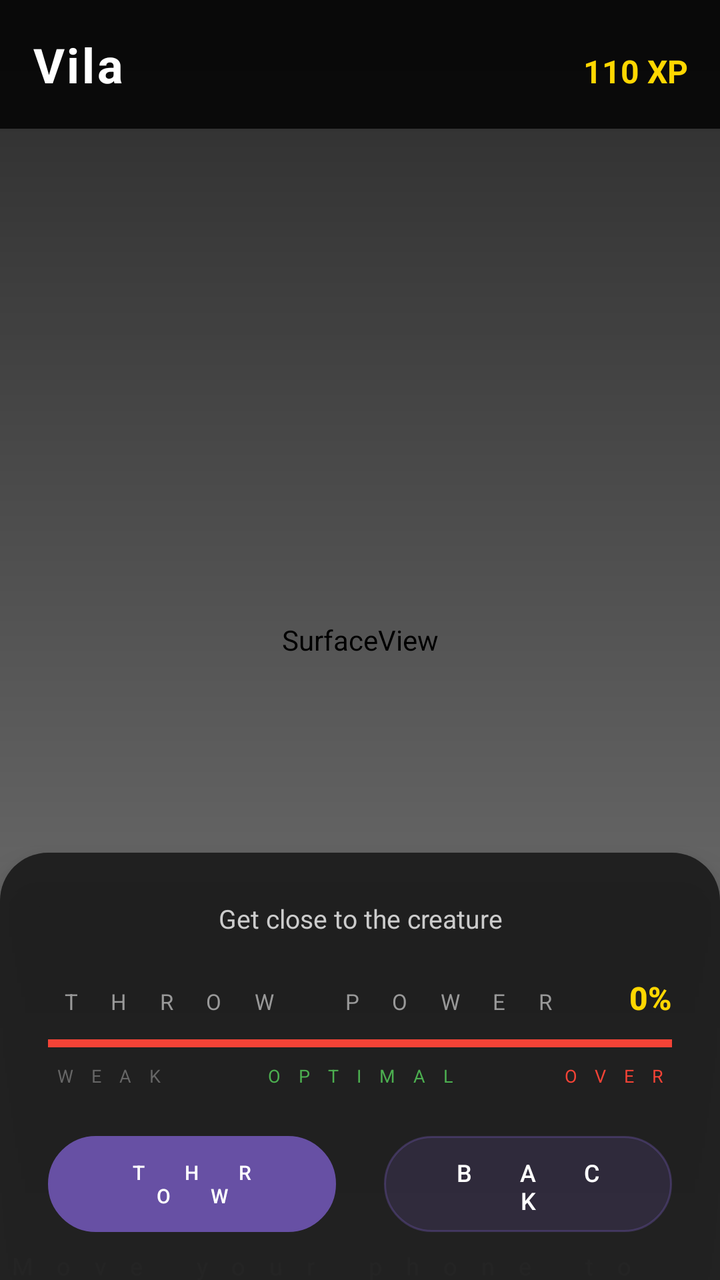
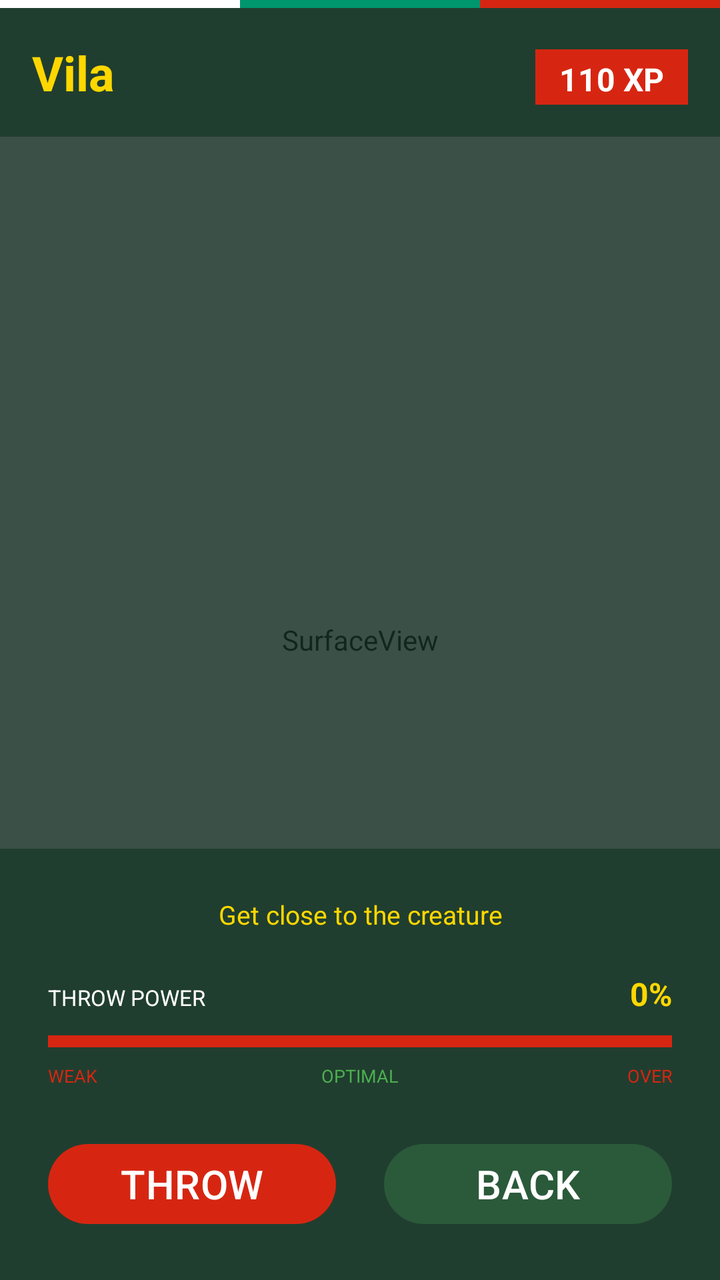

Two renders of the same Android screen: before a commit and after it. Below are the layout's source before the change and the commit's diff.
<!-- AndroidManifest.xml: application theme Theme.HuntersGame -->
<!-- res/layout/activity_ar_simple.xml -->
<?xml version="1.0" encoding="utf-8"?>
<FrameLayout xmlns:android="http://schemas.android.com/apk/res/android"
    xmlns:app="http://schemas.android.com/apk/res-auto"
    android:layout_width="match_parent"
    android:layout_height="match_parent">

    
    <SurfaceView
        android:id="@+id/surface_view"
        android:layout_width="match_parent"
        android:layout_height="match_parent" />

    
    <View
        android:layout_width="match_parent"
        android:layout_height="match_parent"
        android:background="@drawable/gradient_overlay" />

    
    <LinearLayout
        android:layout_width="match_parent"
        android:layout_height="wrap_content"
        android:layout_gravity="top"
        android:orientation="horizontal"
        android:background="#CC000000"
        android:padding="16dp"
        android:paddingTop="40dp">

        <TextView
            android:id="@+id/tv_creature_name"
            android:layout_width="0dp"
            android:layout_height="wrap_content"
            android:layout_weight="1"
            android:text="Vila"
            android:textSize="24sp"
            android:textStyle="bold"
            android:textColor="#FFFFFF"
            android:letterSpacing="0.05"/>

        <TextView
            android:id="@+id/tv_creature_points"
            android:layout_width="wrap_content"
            android:layout_height="wrap_content"
            android:text="110 XP"
            android:textSize="16sp"
            android:textColor="#FFD700"
            android:textStyle="bold"/>
    </LinearLayout>

    
    <TextView
        android:id="@+id/tv_combo"
        android:layout_width="wrap_content"
        android:layout_height="wrap_content"
        android:layout_gravity="center_horizontal"
        android:layout_marginTop="120dp"
        android:text="COMBO x3"
        android:textSize="18sp"
        android:textStyle="bold"
        android:textColor="#FF5722"
        android:visibility="gone"
        android:padding="8dp"
        android:background="#80000000"/>

    
    <FrameLayout
        android:id="@+id/sprite_container"
        android:layout_width="match_parent"
        android:layout_height="match_parent"
        android:clipChildren="false">

        
        <ImageView
            android:id="@+id/creature_sprite"
            android:layout_width="200dp"
            android:layout_height="200dp"
            android:layout_gravity="center"
            android:layout_marginTop="80dp"
            android:visibility="visible"
            android:scaleType="fitCenter"
            android:contentDescription="Creature"/>

        
        <TextView
            android:layout_width="wrap_content"
            android:layout_height="wrap_content"
            android:layout_gravity="center"
            android:layout_marginTop="320dp"
            android:text="Move your phone to aim"
            android:textSize="12sp"
            android:fontFamily="sans-serif"
            android:textColor="#88FFFFFF"
            android:letterSpacing="1"
            android:alpha="0.6"/>
    </FrameLayout>

    
    <ImageView
        android:id="@+id/net_image"
        android:layout_width="64dp"
        android:layout_height="64dp"
        android:src="@drawable/net_icon"
        android:visibility="gone"
        android:contentDescription="Net"
        android:scaleType="fitCenter"/>

    
    <LinearLayout
        android:id="@+id/bottom_panel"
        android:layout_width="match_parent"
        android:layout_height="wrap_content"
        android:layout_gravity="bottom"
        android:orientation="vertical"
        android:background="@drawable/bottom_panel_bg"
        android:padding="24dp"
        android:elevation="10dp">

        
        <TextView
            android:id="@+id/tv_ar_status"
            android:layout_width="match_parent"
            android:layout_height="wrap_content"
            android:text="Get close to the creature"
            android:textSize="13sp"
            android:fontFamily="sans-serif"
            android:textColor="#CCCCCC"
            android:gravity="center"
            android:layout_marginBottom="20dp"/>

        
        <LinearLayout
            android:layout_width="match_parent"
            android:layout_height="wrap_content"
            android:orientation="vertical"
            android:layout_marginBottom="24dp">

            
            <LinearLayout
                android:layout_width="match_parent"
                android:layout_height="wrap_content"
                android:orientation="horizontal"
                android:layout_marginBottom="10dp">

                <TextView
                    android:layout_width="0dp"
                    android:layout_height="wrap_content"
                    android:layout_weight="1"
                    android:text="THROW POWER"
                    android:textSize="11sp"
                    android:fontFamily="sans-serif"
                    android:textColor="#999999"
                    android:letterSpacing="1.5"/>

                <TextView
                    android:id="@+id/power_meter_text"
                    android:layout_width="wrap_content"
                    android:layout_height="wrap_content"
                    android:text="0%"
                    android:textSize="16sp"
                    android:fontFamily="sans-serif-medium"
                    android:textColor="#FFD700"
                    android:textStyle="bold"/>
            </LinearLayout>

            
            <FrameLayout
                android:layout_width="match_parent"
                android:layout_height="4dp"
                android:background="#333333">

                
                <View
                    android:id="@+id/power_bar"
                    android:layout_width="match_parent"
                    android:layout_height="match_parent"
                    android:background="#F44336"/>
            </FrameLayout>

            
            <LinearLayout
                android:layout_width="match_parent"
                android:layout_height="wrap_content"
                android:orientation="horizontal"
                android:layout_marginTop="8dp">

                <TextView
                    android:layout_width="0dp"
                    android:layout_height="wrap_content"
                    android:layout_weight="1"
                    android:text="WEAK"
                    android:textSize="9sp"
                    android:fontFamily="sans-serif"
                    android:textColor="#666666"
                    android:letterSpacing="1"/>

                <TextView
                    android:layout_width="0dp"
                    android:layout_height="wrap_content"
                    android:layout_weight="1"
                    android:text="OPTIMAL"
                    android:textSize="9sp"
                    android:fontFamily="sans-serif"
                    android:textColor="#4CAF50"
                    android:gravity="center"
                    android:letterSpacing="1"/>

                <TextView
                    android:layout_width="0dp"
                    android:layout_height="wrap_content"
                    android:layout_weight="1"
                    android:text="OVER"
                    android:textSize="9sp"
                    android:fontFamily="sans-serif"
                    android:textColor="#F44336"
                    android:gravity="end"
                    android:letterSpacing="1"/>
            </LinearLayout>
        </LinearLayout>

        
        <LinearLayout
            android:layout_width="match_parent"
            android:layout_height="wrap_content"
            android:orientation="horizontal"
            android:gravity="center">

            <Button
                android:id="@+id/btn_throw"
                android:layout_width="0dp"
                android:layout_height="48dp"
                android:layout_weight="1"
                android:text="THROW"
                android:textSize="10sp"
                android:fontFamily="sans-serif-medium"
                android:textColor="#FFFFFF"
                android:background="@drawable/throw_button"
                android:letterSpacing="2"
                android:layout_marginEnd="12dp"/>

            <Button
                android:id="@+id/btn_ar_back"
                android:layout_width="0dp"
                android:layout_height="48dp"
                android:layout_weight="1"
                android:text="BACK"
                android:textSize="12sp"
                android:fontFamily="sans-serif-medium"
                android:textColor="#FFFFFF"
                android:background="@drawable/back_button"
                android:letterSpacing="2"
                android:layout_marginStart="12dp"/>
        </LinearLayout>

    </LinearLayout>

</FrameLayout>
<!-- resources referenced by this layout -->
<resources>
  <!-- drawable back_button (drawable) -->
  <shape xmlns:android="http://schemas.android.com/apk/res/android">
      <solid android:color="#33FFFFFF" />
      <corners android:radius="26dp" />
      <stroke android:width="1dp" android:color="#66FFFFFF" />
  </shape>
  <!-- drawable bottom_panel_bg (drawable) -->
  <shape xmlns:android="http://schemas.android.com/apk/res/android">
      <solid android:color="#E61A1A1A" />
      <corners
          android:topLeftRadius="24dp"
          android:topRightRadius="24dp" />
  </shape>
  <!-- drawable gradient_overlay (drawable) -->
  <shape xmlns:android="http://schemas.android.com/apk/res/android">
      <gradient
          android:startColor="#00000000"
          android:endColor="#AA000000"
          android:angle="90" />
  </shape>
  <!-- drawable net_icon (drawable) -->
  <vector xmlns:android="http://schemas.android.com/apk/res/android"
      android:width="80dp"
      android:height="80dp"
      android:viewportWidth="100"
      android:viewportHeight="100">
  
      
      <path
          android:fillColor="#88FFFFFF"
          android:strokeColor="#4CAF50"
          android:strokeWidth="3"
          android:pathData="M50,10 L90,50 L50,90 L10,50 Z" />
  
      
      <path
          android:strokeColor="#4CAF50"
          android:strokeWidth="2"
          android:pathData="M10,50 L90,50" />
  
      
      <path
          android:strokeColor="#4CAF50"
          android:strokeWidth="2"
          android:pathData="M50,10 L50,90" />
  
      
      <path
          android:strokeColor="#4CAF50"
          android:strokeWidth="2"
          android:pathData="M30,30 L70,70" />
  
      <path
          android:strokeColor="#4CAF50"
          android:strokeWidth="2"
          android:pathData="M30,70 L70,30" />
  
      
      <path
          android:fillColor="#FFD700"
          android:pathData="M47,47 L53,47 L53,53 L47,53 Z" />
  
  </vector>
  <!-- drawable throw_button (drawable) -->
  <selector xmlns:android="http://schemas.android.com/apk/res/android">
      <item android:state_enabled="true">
          <shape>
              <solid android:color="#4CAF50" />
              <corners android:radius="26dp" />
              <stroke android:width="1dp" android:color="#81C784" />
          </shape>
      </item>
      <item android:state_enabled="false">
          <shape>
              <solid android:color="#666666" />
              <corners android:radius="26dp" />
          </shape>
      </item>
  </selector>
  <style name="Theme.HuntersGame" parent="Base.Theme.HuntersGame" />
  <style name="Base.Theme.HuntersGame" parent="Theme.Material3.DayNight.NoActionBar">
          
          
      </style>
</resources>

<!-- the commit's change to res/layout/activity_ar_simple.xml (unified diff, before → after) -->
@@ -14,37 +14,58 @@
     <View
         android:layout_width="match_parent"
         android:layout_height="match_parent"
-        android:background="@drawable/gradient_overlay" />
+        android:background="#AA1A3A2A" />
 
     
     <LinearLayout
         android:layout_width="match_parent"
         android:layout_height="wrap_content"
         android:layout_gravity="top"
-        android:orientation="horizontal"
-        android:background="#CC000000"
-        android:padding="16dp"
-        android:paddingTop="40dp">
-
-        <TextView
-            android:id="@+id/tv_creature_name"
-            android:layout_width="0dp"
-            android:layout_height="wrap_content"
-            android:layout_weight="1"
-            android:text="Vila"
-            android:textSize="24sp"
-            android:textStyle="bold"
-            android:textColor="#FFFFFF"
-            android:letterSpacing="0.05"/>
-
-        <TextView
-            android:id="@+id/tv_creature_points"
-            android:layout_width="wrap_content"
-            android:layout_height="wrap_content"
-            android:text="110 XP"
-            android:textSize="16sp"
-            android:textColor="#FFD700"
-            android:textStyle="bold"/>
+        android:orientation="vertical">
+
+        
+        <LinearLayout
+            android:layout_width="match_parent"
+            android:layout_height="wrap_content"
+            android:orientation="horizontal">
+            <View android:layout_width="0dp" android:layout_height="4dp" android:layout_weight="1" android:background="#FFFFFF"/>
+            <View android:layout_width="0dp" android:layout_height="4dp" android:layout_weight="1" android:background="#00966E"/>
+            <View android:layout_width="0dp" android:layout_height="4dp" android:layout_weight="1" android:background="#D62612"/>
+        </LinearLayout>
+
+        
+        <LinearLayout
+            android:layout_width="match_parent"
+            android:layout_height="wrap_content"
+            android:orientation="horizontal"
+            android:background="#CC1A3A2A"
+            android:padding="16dp"
+            android:paddingTop="20dp">
+
+            <TextView
+                android:id="@+id/tv_creature_name"
+                android:layout_width="0dp"
+                android:layout_height="wrap_content"
+                android:layout_weight="1"
+                android:text="Vila"
+                android:textSize="24sp"
+                android:textStyle="bold"
+                android:textColor="#FFD700"/>
+
+            <TextView
+                android:id="@+id/tv_creature_points"
+                android:layout_width="wrap_content"
+                android:layout_height="wrap_content"
+                android:text="110 XP"
+                android:textSize="16sp"
+                android:textColor="#FFFFFF"
+                android:textStyle="bold"
+                android:background="#D62612"
+                android:paddingLeft="12dp"
+                android:paddingRight="12dp"
+                android:paddingTop="4dp"
+                android:paddingBottom="4dp"/>
+        </LinearLayout>
     </LinearLayout>
 
     
@@ -57,10 +78,10 @@
         android:text="COMBO x3"
         android:textSize="18sp"
         android:textStyle="bold"
-        android:textColor="#FF5722"
+        android:textColor="#FFA500"
         android:visibility="gone"
         android:padding="8dp"
-        android:background="#80000000"/>
+        android:background="#D62612"/>
 
     
     <FrameLayout
@@ -69,7 +90,6 @@
         android:layout_height="match_parent"
         android:clipChildren="false">
 
-        
         <ImageView
             android:id="@+id/creature_sprite"
             android:layout_width="200dp"
@@ -77,21 +97,7 @@
             android:layout_gravity="center"
             android:layout_marginTop="80dp"
             android:visibility="visible"
-            android:scaleType="fitCenter"
-            android:contentDescription="Creature"/>
-
-        
-        <TextView
-            android:layout_width="wrap_content"
-            android:layout_height="wrap_content"
-            android:layout_gravity="center"
-            android:layout_marginTop="320dp"
-            android:text="Move your phone to aim"
-            android:textSize="12sp"
-            android:fontFamily="sans-serif"
-            android:textColor="#88FFFFFF"
-            android:letterSpacing="1"
-            android:alpha="0.6"/>
+            android:scaleType="fitCenter"/>
     </FrameLayout>
 
     
@@ -101,7 +107,6 @@
         android:layout_height="64dp"
         android:src="@drawable/net_icon"
         android:visibility="gone"
-        android:contentDescription="Net"
         android:scaleType="fitCenter"/>
 
     
@@ -111,19 +116,16 @@
         android:layout_height="wrap_content"
         android:layout_gravity="bottom"
         android:orientation="vertical"
-        android:background="@drawable/bottom_panel_bg"
-        android:padding="24dp"
-        android:elevation="10dp">
-
-        
+        android:background="#CC1A3A2A"
+        android:padding="24dp">
+
         <TextView
             android:id="@+id/tv_ar_status"
             android:layout_width="match_parent"
             android:layout_height="wrap_content"
             android:text="Get close to the creature"
             android:textSize="13sp"
-            android:fontFamily="sans-serif"
-            android:textColor="#CCCCCC"
+            android:textColor="#FFD700"
             android:gravity="center"
             android:layout_marginBottom="20dp"/>
 
@@ -134,7 +136,6 @@
             android:orientation="vertical"
             android:layout_marginBottom="24dp">
 
-            
             <LinearLayout
                 android:layout_width="match_parent"
                 android:layout_height="wrap_content"
@@ -147,9 +148,7 @@
                     android:layout_weight="1"
                     android:text="THROW POWER"
                     android:textSize="11sp"
-                    android:fontFamily="sans-serif"
-                    android:textColor="#999999"
-                    android:letterSpacing="1.5"/>
+                    android:textColor="#FFFFFF"/>
 
                 <TextView
                     android:id="@+id/power_meter_text"
@@ -157,26 +156,22 @@
                     android:layout_height="wrap_content"
                     android:text="0%"
                     android:textSize="16sp"
-                    android:fontFamily="sans-serif-medium"
                     android:textColor="#FFD700"
                     android:textStyle="bold"/>
             </LinearLayout>
 
-            
             <FrameLayout
                 android:layout_width="match_parent"
-                android:layout_height="4dp"
+                android:layout_height="6dp"
                 android:background="#333333">
 
-                
                 <View
                     android:id="@+id/power_bar"
                     android:layout_width="match_parent"
                     android:layout_height="match_parent"
-                    android:background="#F44336"/>
+                    android:background="#D62612"/>
             </FrameLayout>
 
-            
             <LinearLayout
                 android:layout_width="match_parent"
                 android:layout_height="wrap_content"
@@ -189,9 +184,7 @@
                     android:layout_weight="1"
                     android:text="WEAK"
                     android:textSize="9sp"
-                    android:fontFamily="sans-serif"
-                    android:textColor="#666666"
-                    android:letterSpacing="1"/>
+                    android:textColor="#D62612"/>
 
                 <TextView
                     android:layout_width="0dp"
@@ -199,10 +192,8 @@
                     android:layout_weight="1"
                     android:text="OPTIMAL"
                     android:textSize="9sp"
-                    android:fontFamily="sans-serif"
                     android:textColor="#4CAF50"
-                    android:gravity="center"
-                    android:letterSpacing="1"/>
+                    android:gravity="center"/>
 
                 <TextView
                     android:layout_width="0dp"
@@ -210,10 +201,8 @@
                     android:layout_weight="1"
                     android:text="OVER"
                     android:textSize="9sp"
-                    android:fontFamily="sans-serif"
-                    android:textColor="#F44336"
-                    android:gravity="end"
-                    android:letterSpacing="1"/>
+                    android:textColor="#D62612"
+                    android:gravity="end"/>
             </LinearLayout>
         </LinearLayout>
 
@@ -221,8 +210,7 @@
         <LinearLayout
             android:layout_width="match_parent"
             android:layout_height="wrap_content"
-            android:orientation="horizontal"
-            android:gravity="center">
+            android:orientation="horizontal">
 
             <Button
                 android:id="@+id/btn_throw"
@@ -230,11 +218,9 @@
                 android:layout_height="48dp"
                 android:layout_weight="1"
                 android:text="THROW"
-                android:textSize="10sp"
-                android:fontFamily="sans-serif-medium"
+                android:textSize="20sp"
                 android:textColor="#FFFFFF"
-                android:background="@drawable/throw_button"
-                android:letterSpacing="2"
+                app:backgroundTint="#D62612"
                 android:layout_marginEnd="12dp"/>
 
             <Button
@@ -243,11 +229,9 @@
                 android:layout_height="48dp"
                 android:layout_weight="1"
                 android:text="BACK"
-                android:textSize="12sp"
-                android:fontFamily="sans-serif-medium"
+                android:textSize="20sp"
                 android:textColor="#FFFFFF"
-                android:background="@drawable/back_button"
-                android:letterSpacing="2"
+                app:backgroundTint="#2A5A3A"
                 android:layout_marginStart="12dp"/>
         </LinearLayout>
 
<!-- resource entries referenced after the edit -->
@@ -1,84 +1,6 @@
 <!-- resources referenced by this layout -->
 <resources>
-  <!-- drawable back_button (drawable) -->
-  <shape xmlns:android="http://schemas.android.com/apk/res/android">
-      <solid android:color="#33FFFFFF" />
-      <corners android:radius="26dp" />
-      <stroke android:width="1dp" android:color="#66FFFFFF" />
-  </shape>
-  <!-- drawable bottom_panel_bg (drawable) -->
-  <shape xmlns:android="http://schemas.android.com/apk/res/android">
-      <solid android:color="#E61A1A1A" />
-      <corners
-          android:topLeftRadius="24dp"
-          android:topRightRadius="24dp" />
-  </shape>
-  <!-- drawable gradient_overlay (drawable) -->
-  <shape xmlns:android="http://schemas.android.com/apk/res/android">
-      <gradient
-          android:startColor="#00000000"
-          android:endColor="#AA000000"
-          android:angle="90" />
-  </shape>
-  <!-- drawable net_icon (drawable) -->
-  <vector xmlns:android="http://schemas.android.com/apk/res/android"
-      android:width="80dp"
-      android:height="80dp"
-      android:viewportWidth="100"
-      android:viewportHeight="100">
-  
-      
-      <path
-          android:fillColor="#88FFFFFF"
-          android:strokeColor="#4CAF50"
-          android:strokeWidth="3"
-          android:pathData="M50,10 L90,50 L50,90 L10,50 Z" />
-  
-      
-      <path
-          android:strokeColor="#4CAF50"
-          android:strokeWidth="2"
-          android:pathData="M10,50 L90,50" />
-  
-      
-      <path
-          android:strokeColor="#4CAF50"
-          android:strokeWidth="2"
-          android:pathData="M50,10 L50,90" />
-  
-      
-      <path
-          android:strokeColor="#4CAF50"
-          android:strokeWidth="2"
-          android:pathData="M30,30 L70,70" />
-  
-      <path
-          android:strokeColor="#4CAF50"
-          android:strokeWidth="2"
-          android:pathData="M30,70 L70,30" />
-  
-      
-      <path
-          android:fillColor="#FFD700"
-          android:pathData="M47,47 L53,47 L53,53 L47,53 Z" />
-  
-  </vector>
-  <!-- drawable throw_button (drawable) -->
-  <selector xmlns:android="http://schemas.android.com/apk/res/android">
-      <item android:state_enabled="true">
-          <shape>
-              <solid android:color="#4CAF50" />
-              <corners android:radius="26dp" />
-              <stroke android:width="1dp" android:color="#81C784" />
-          </shape>
-      </item>
-      <item android:state_enabled="false">
-          <shape>
-              <solid android:color="#666666" />
-              <corners android:radius="26dp" />
-          </shape>
-      </item>
-  </selector>
+  <!-- drawable net_icon: vector/xml drawable (drawable, 2488 chars, omitted) -->
   <style name="Theme.HuntersGame" parent="Base.Theme.HuntersGame" />
   <style name="Base.Theme.HuntersGame" parent="Theme.Material3.DayNight.NoActionBar">
           
